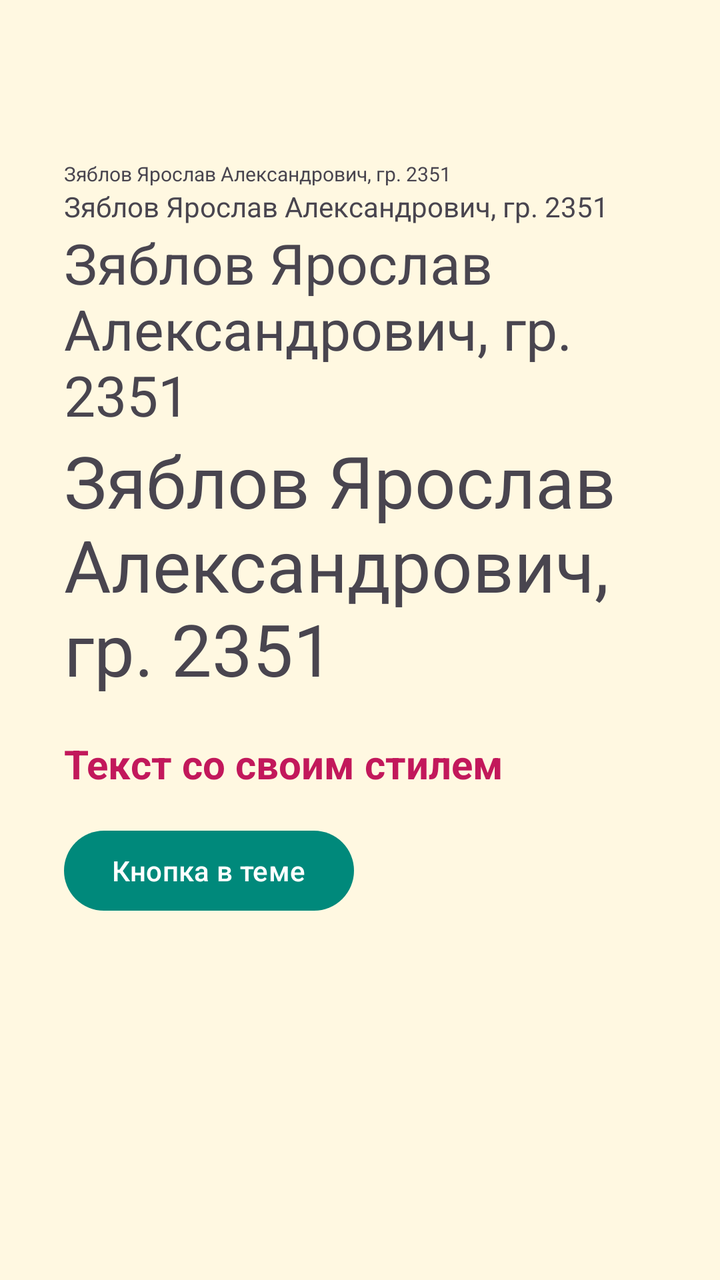
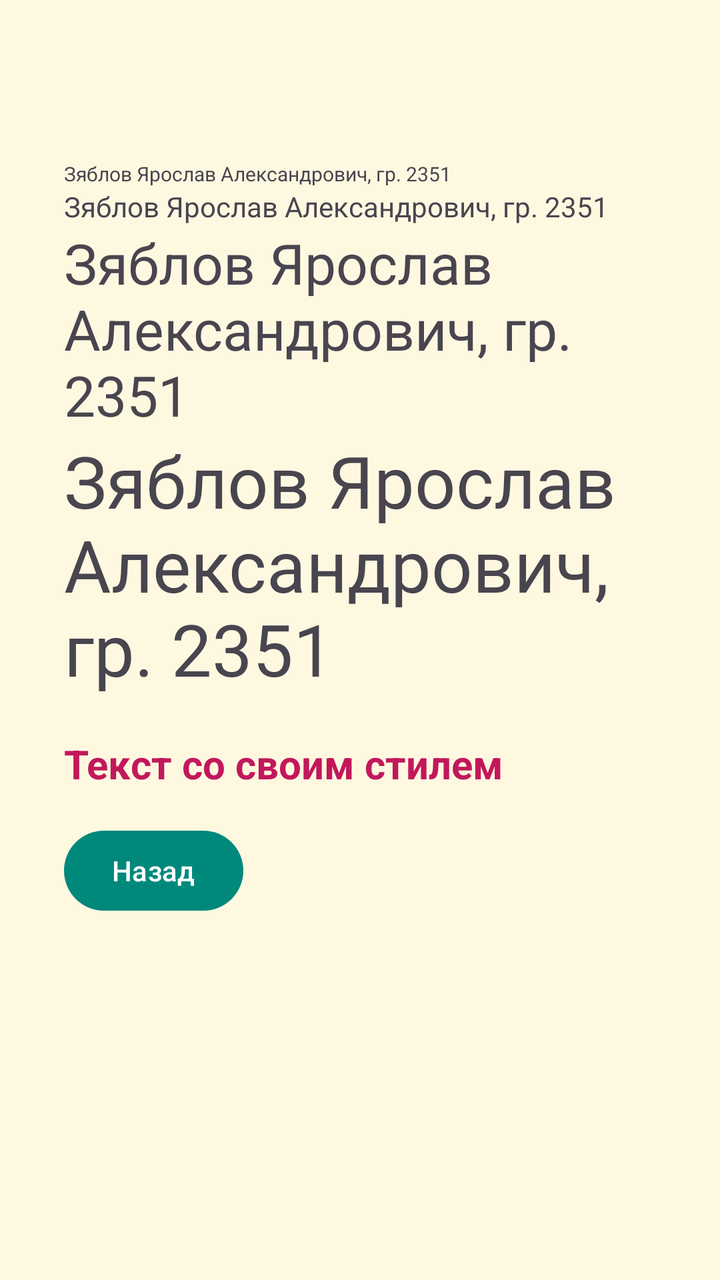

Screens rendered from an Android XML layout before and after an edit, with the pre-edit source and the edit as a unified diff.
<!-- AndroidManifest.xml: activity theme Theme.MyLab4 -->
<!-- res/layout/activity_lab4.xml -->
<?xml version="1.0" encoding="utf-8"?>
<LinearLayout xmlns:android="http://schemas.android.com/apk/res/android"
    android:id="@+id/main"
    android:layout_width="match_parent"
    android:layout_height="match_parent"
    android:orientation="vertical"
    android:padding="32dp">

    <TextView
        android:layout_width="wrap_content"
        android:layout_height="wrap_content"
        android:layout_marginTop="48dp"
        android:text="@string/fio"
        android:textSize="10sp" />

    <TextView
        android:layout_width="wrap_content"
        android:layout_height="wrap_content"
        android:text="@string/fio"
        android:textSize="14sp" />

    <TextView
        android:layout_width="wrap_content"
        android:layout_height="wrap_content"
        android:text="@string/fio"
        android:textSize="28sp" />

    <TextView
        android:layout_width="wrap_content"
        android:layout_height="wrap_content"
        android:text="@string/fio"
        android:textSize="36sp" />

    <TextView
        style="@style/MyTextStyle"
        android:layout_width="wrap_content"
        android:layout_height="wrap_content"
        android:layout_marginTop="20dp"
        android:text="Текст со своим стилем" />

    <Button
        android:layout_width="wrap_content"
        android:layout_height="wrap_content"
        android:layout_marginTop="16dp"
        android:text="Кнопка в теме" />

</LinearLayout>
<!-- resources referenced by this layout -->
<resources>
  <string name="fio">Зяблов Ярослав Александрович, гр. 2351</string>
  <style name="MyTextStyle">
          <item name="android:textSize">20sp</item>
          <item name="android:textColor">#C2185B</item>
          <item name="android:textStyle">bold</item>
      </style>
  <style name="Theme.MyLab4" parent="Theme.Material3.DayNight.NoActionBar">
          <item name="colorPrimary">#00897B</item>
          <item name="android:windowBackground">#FFF8E1</item>
          <item name="android:textColorPrimary">#3E2723</item>
      </style>
</resources>

<!-- the commit's change to res/layout/activity_lab4.xml (unified diff, before → after) -->
@@ -39,9 +39,10 @@
         android:text="Текст со своим стилем" />
 
     <Button
+        android:id="@+id/backBtn4"
         android:layout_width="wrap_content"
         android:layout_height="wrap_content"
         android:layout_marginTop="16dp"
-        android:text="Кнопка в теме" />
+        android:text="Назад" />
 
 </LinearLayout>
